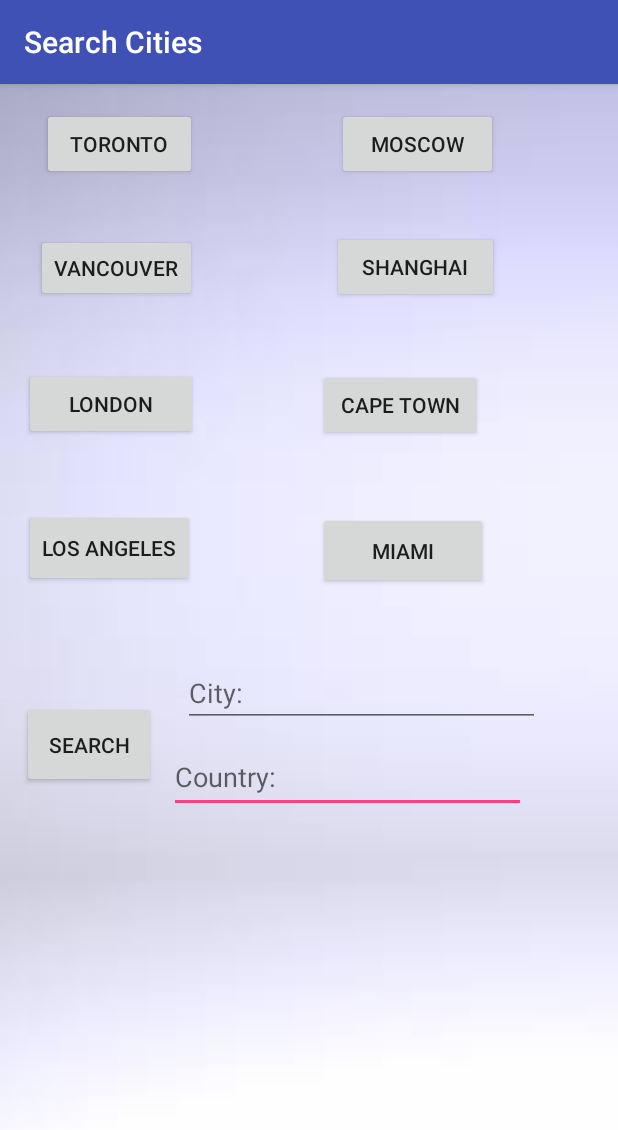
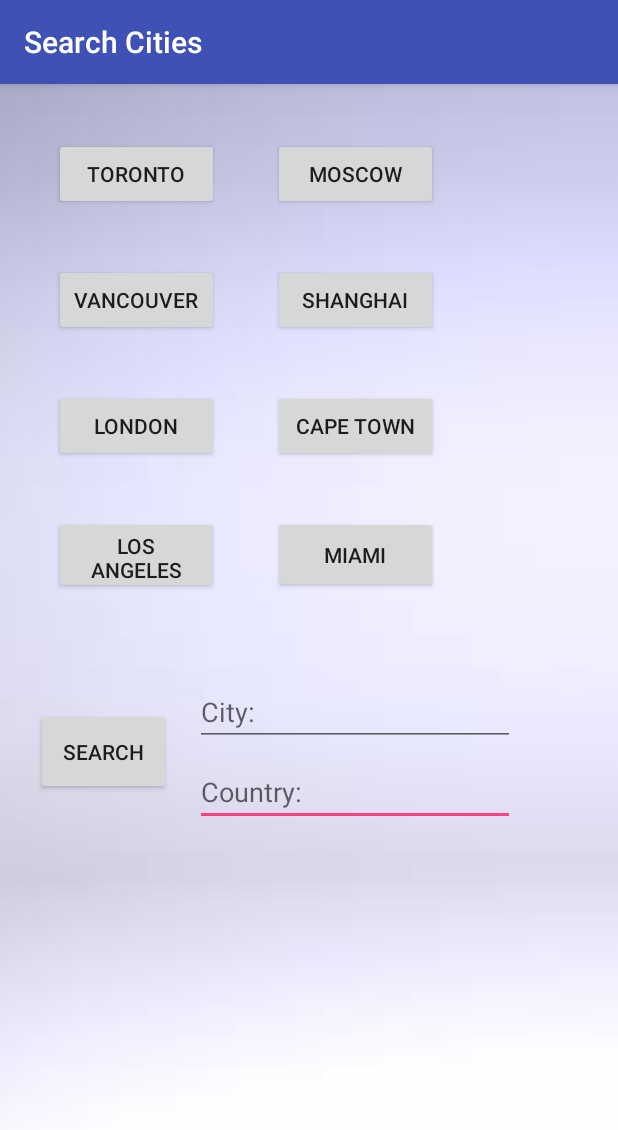
Before and after one commit to Grandient/WeatherApp, an Android app: the SearchActivity screen opened directly, with no data from a screen before it, on a phone screen of 412 x 824 dp. Shown: the top 1130 px of the screen. Run offline under Robolectric (Android 15) with nearby library versions, the phone set to English and light mode, and no system bars.

Commit message:
Fix constraints for search activity

```diff
--- a/app/src/main/res/layout/activity_search.xml
+++ b/app/src/main/res/layout/activity_search.xml
@@ -9,21 +9,19 @@
 
     <Button
         android:id="@+id/toronto"
-        android:layout_width="103dp"
+        android:layout_width="110dp"
         android:layout_height="wrap_content"
-        android:layout_marginStart="28dp"
-        android:layout_marginTop="16dp"
+        android:layout_margin="36dp"
+        android:text="@string/city1"
         android:onClick="toronto"
-        android:text="@string/city1"
         app:layout_constraintStart_toStartOf="parent"
         app:layout_constraintTop_toTopOf="parent" />
 
     <Button
         android:id="@+id/moscow"
-        android:layout_width="107dp"
+        android:layout_width="110dp"
         android:layout_height="wrap_content"
-        android:layout_marginStart="93dp"
-        android:layout_marginTop="16dp"
+        android:layout_margin="36dp"
         android:text="@string/city2"
         android:onClick="moscow"
         app:layout_constraintStart_toEndOf="@+id/toronto"
@@ -31,10 +29,9 @@
 
     <Button
         android:id="@+id/vancouver"
-        android:layout_width="wrap_content"
-        android:layout_height="45dp"
-        android:layout_marginStart="24dp"
-        android:layout_marginTop="36dp"
+        android:layout_width="110dp"
+        android:layout_height="wrap_content"
+        android:layout_margin="36dp"
         android:onClick="vancouver"
         android:text="@string/city3"
         app:layout_constraintStart_toStartOf="parent"
@@ -42,10 +39,9 @@
 
     <Button
         android:id="@+id/shanghai"
-        android:layout_width="111dp"
+        android:layout_width="110dp"
         android:layout_height="wrap_content"
-        android:layout_marginStart="90dp"
-        android:layout_marginTop="34dp"
+        android:layout_margin="36dp"
         android:text="@string/city4"
         android:onClick="shanghai"
         app:layout_constraintStart_toEndOf="@+id/vancouver"
@@ -53,10 +49,9 @@
 
     <Button
         android:id="@+id/london"
-        android:layout_width="116dp"
+        android:layout_width="110dp"
         android:layout_height="wrap_content"
-        android:layout_marginStart="16dp"
-        android:layout_marginTop="44dp"
+        android:layout_margin="36dp"
         android:text="@string/city5"
         android:onClick="london"
         app:layout_constraintStart_toStartOf="parent"
@@ -64,10 +59,9 @@
 
     <Button
         android:id="@+id/cape_town"
-        android:layout_width="109dp"
+        android:layout_width="110dp"
         android:layout_height="wrap_content"
-        android:layout_marginStart="80dp"
-        android:layout_marginTop="44dp"
+        android:layout_margin="36dp"
         android:text="@string/city6"
         android:onClick="cape_town"
         app:layout_constraintStart_toEndOf="@+id/london"
@@ -75,10 +69,9 @@
 
     <Button
         android:id="@+id/los_angeles"
-        android:layout_width="114dp"
+        android:layout_width="110dp"
         android:layout_height="52dp"
-        android:layout_marginStart="16dp"
-        android:layout_marginTop="46dp"
+        android:layout_margin="36dp"
         android:text="@string/city7"
         android:onClick="los_angeles"
         app:layout_constraintStart_toStartOf="parent"
@@ -86,52 +79,50 @@
 
     <Button
         android:id="@+id/miami"
-        android:layout_width="113dp"
+        android:layout_width="110dp"
         android:layout_height="51dp"
-        android:layout_marginStart="82dp"
-        android:layout_marginTop="47dp"
+        android:layout_margin="36dp"
         android:onClick="miami"
         android:text="@string/city8"
         app:layout_constraintStart_toEndOf="@+id/los_angeles"
         app:layout_constraintTop_toBottomOf="@+id/cape_town" />
 
     <Button
-        android:id="@+id/search"
-        android:layout_width="89dp"
+        android:id="@+id/searchButton"
+        android:layout_width="90dp"
         android:layout_height="58dp"
-        android:layout_marginStart="5dp"
+        android:layout_marginStart="24dp"
         android:layout_marginTop="76dp"
         android:onClick="search"
-        android:text="Search"
+        android:text="@string/search_button_text"
         app:layout_constraintEnd_toStartOf="@+id/country"
         app:layout_constraintStart_toStartOf="parent"
         app:layout_constraintTop_toBottomOf="@+id/los_angeles" />
 
     <EditText
         android:id="@+id/country"
-        android:layout_width="238dp"
-        android:layout_height="47dp"
-        android:layout_marginTop="10dp"
-        android:layout_marginEnd="52dp"
+        android:layout_width="wrap_content"
+        android:layout_height="wrap_content"
+        android:layout_marginTop="8dp"
+        android:layout_marginStart="16dp"
+        android:layout_marginEnd="16dp"
         android:ems="10"
-        android:hint="Country:"
+        android:hint="@string/country_label"
         android:inputType="textPersonName"
-        app:layout_constraintEnd_toEndOf="parent"
-        app:layout_constraintStart_toEndOf="@+id/search"
+        app:layout_constraintStart_toEndOf="@+id/searchButton"
         app:layout_constraintTop_toBottomOf="@+id/city" />
 
     <EditText
         android:id="@+id/city"
-        android:layout_width="238dp"
+        android:layout_width="wrap_content"
         android:layout_height="wrap_content"
-        android:layout_marginTop="48dp"
-        android:layout_marginEnd="52dp"
+        android:layout_marginTop="56dp"
+        android:layout_marginStart="16dp"
+        android:layout_marginEnd="16dp"
         android:ems="10"
-        android:hint="City:"
+        android:hint="@string/city_label"
         android:inputType="textPersonName"
-        app:layout_constraintEnd_toEndOf="parent"
-        app:layout_constraintHorizontal_bias="1.0"
-        app:layout_constraintStart_toEndOf="@+id/search"
+        app:layout_constraintStart_toEndOf="@+id/searchButton"
         app:layout_constraintTop_toBottomOf="@+id/los_angeles" />
 
 </android.support.constraint.ConstraintLayout>
--- a/app/src/main/res/values/strings.xml
+++ b/app/src/main/res/values/strings.xml
@@ -68,4 +68,8 @@
     <string name="weather_notif_channel">Weather Notifications Channel</string>
     <string name="weather_notif_channel_id">WeatherNotificationChannel</string>
     <string name="weather_notif_channel_desc">Channel for displaying notifications of the current weather</string>
+
+    <string name="search_button_text">Search</string>
+    <string name="country_label">Country:</string>
+    <string name="city_label">City:</string>
 </resources>
```
